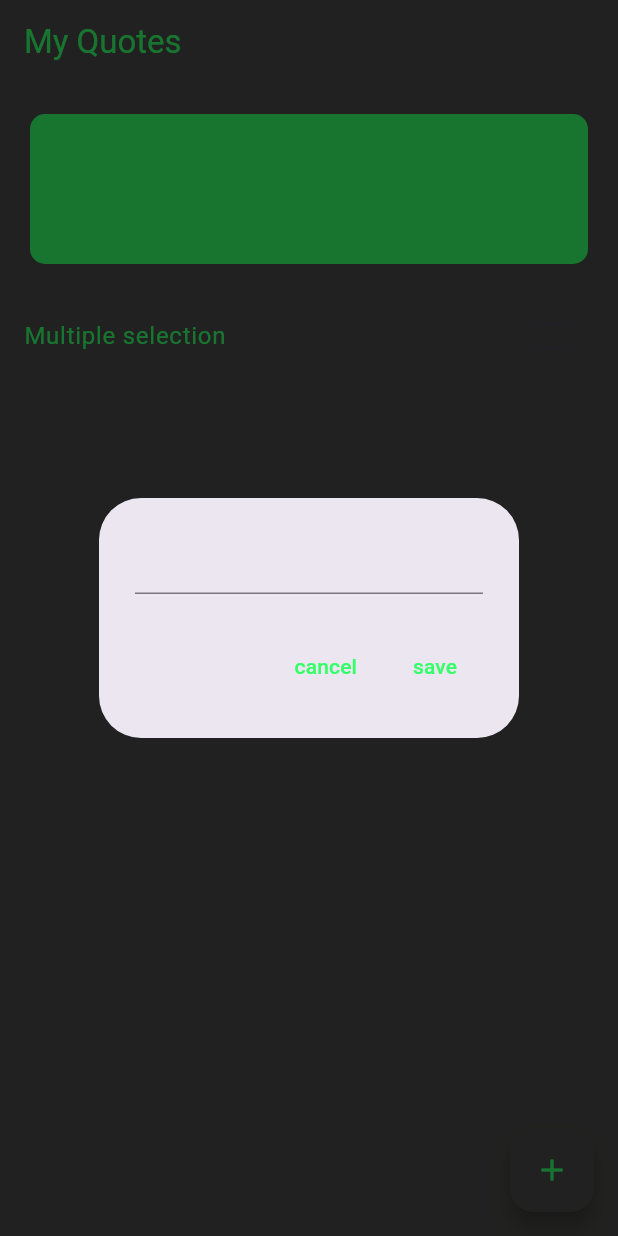
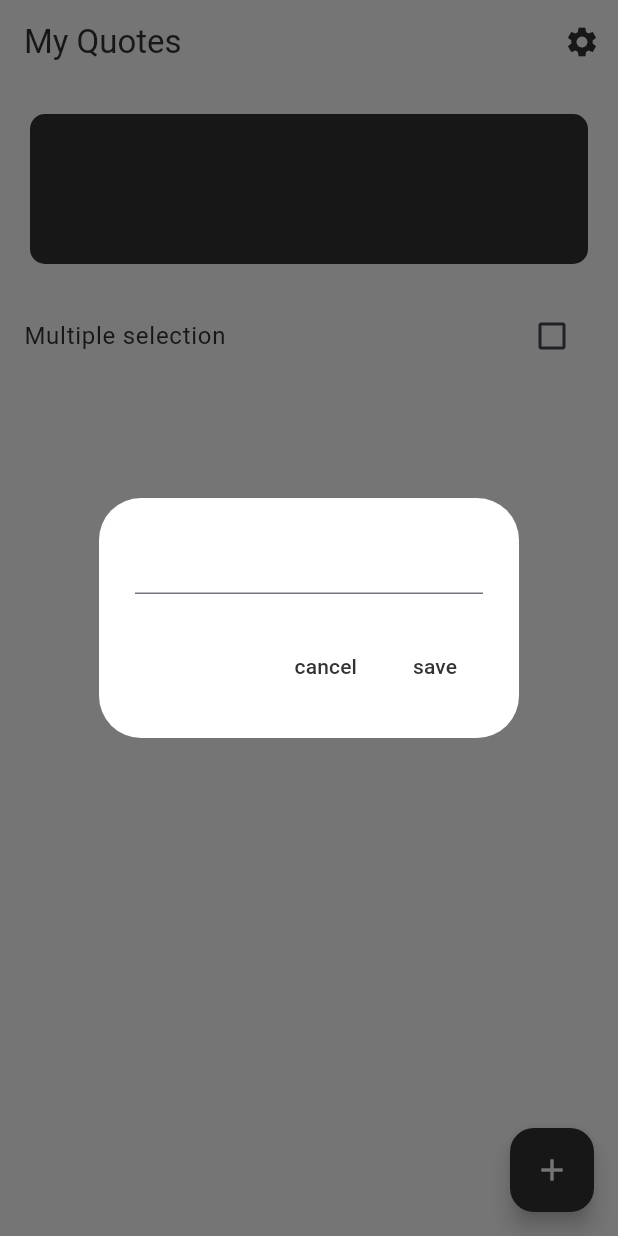
Before and after one commit to hazemxiii/home_quote, a Flutter app: the screen it shows after launch, after a tap on the "add" icon, on a phone screen of 412 x 824 dp. Run offline on Flutter 3.47's test engine with Material 3 defaults, Android fonts, the phone set to English and light mode, and no system bars; our stand-ins replace shared_preferences; missing offline and left inert: home_widget.

Commit message:
colors done

```diff
--- a/lib/global.dart
+++ b/lib/global.dart
@@ -1,23 +1,77 @@
 import 'dart:convert';
+import 'dart:io';
 import 'dart:math';
 import 'package:flutter/material.dart';
-// import 'package:provider/provider.dart';
 import 'package:shared_preferences/shared_preferences.dart';
 import 'package:home_widget/home_widget.dart';
-// import "quotes_prefs.dart";
 
 class MyColors extends ChangeNotifier {
-  Color textColor = const Color.fromRGBO(73, 73, 71, 1);
-  Color color = const Color.fromRGBO(53, 255, 105, 1);
+  Color textColor = const Color.fromRGBO(255, 255, 255, 1);
+  Color color = const Color.fromRGBO(50, 50, 50, 1);
 
-  void setTextColor(Color c) {
-    textColor = c;
+  void loadColors() async {
+    SharedPreferences prefs = await SharedPreferences.getInstance();
+    if (!prefs.containsKey("color")) {
+      prefs.setString("color", getHex(color));
+    }
+    if (!prefs.containsKey("textColor")) {
+      prefs.setString("textColor", getHex(textColor));
+    }
+
+    textColor = parseColorFromHex(prefs.getString("textColor")!);
+    color = parseColorFromHex(prefs.getString("color")!);
+
     notifyListeners();
   }
 
-  void setColor(Color c) {
+  void setTextColor(Color c) async {
+    SharedPreferences prefs = await SharedPreferences.getInstance();
+    textColor = c;
+    prefs.setString("textColor", getHex(textColor));
+    notifyListeners();
+  }
+
+  void setColor(Color c) async {
+    SharedPreferences prefs = await SharedPreferences.getInstance();
     color = c;
+    prefs.setString("color", getHex(color));
     notifyListeners();
+  }
+
+  String getHex(Color c) {
+    String hex = c.toString();
+    hex = hex.substring(hex.indexOf("x") + 3, hex.length - 1);
+    return hex;
+  }
+
+  Color parseColorFromHex(String hex) {
+    int r = colorFromChannel(hex.substring(0, 2));
+    int g = colorFromChannel(hex.substring(2, 4));
+    int b = colorFromChannel(hex.substring(4, 6));
+
+    return Color.fromRGBO(r, g, b, 1);
+  }
+
+  int colorFromChannel(String channel) {
+    channel = channel.toLowerCase();
+    Map hex = {"a": 10, "b": 11, "c": 12, "d": 13, "e": 14, "f": 15};
+
+    int left;
+    int right;
+
+    try {
+      left = int.parse(channel[0]);
+    } catch (e) {
+      left = hex[channel[0]];
+    }
+
+    try {
+      right = int.parse(channel[1]);
+    } catch (e) {
+      right = hex[channel[1]];
+    }
+
+    return left * 16 + right;
   }
 
   Color get getTextC => textColor;
@@ -93,6 +147,11 @@
     quotes.remove(id);
     SharedPreferences prefs = await SharedPreferences.getInstance();
     prefs.setString("quotes", jsonEncode(quotes));
+
+    selectQuote(id);
+
+    changeVisible();
+
     notifyListeners();
   }
 
@@ -126,12 +185,16 @@
     prefs.setString("visible", visible);
 
     notifyListeners();
-
-    HomeWidget.saveWidgetData("visible", visible);
-
-    HomeWidget.updateWidget(
-      qualifiedAndroidName: 'com.example.home_quote.NewAppWidget',
-    );
+    try {
+      if (!Platform.isWindows) {
+        HomeWidget.saveWidgetData("visible", visible);
+        HomeWidget.updateWidget(
+          qualifiedAndroidName: 'com.example.home_quote.NewAppWidget',
+        );
+      }
+    } catch (e) {
+      print(e);
+    }
   }
 
   void clearSelection() async {
--- a/lib/main.dart
+++ b/lib/main.dart
@@ -1,5 +1,6 @@
 // import 'dart:convert';
 import "package:flutter/material.dart";
+import 'package:home_quote/settings.dart';
 import 'global.dart';
 import 'package:provider/provider.dart';
 // import "quotes_prefs.dart";
@@ -38,6 +39,7 @@
 
   @override
   Widget build(BuildContext context) {
+    Provider.of<MyColors>(context, listen: false).loadColors();
     return Consumer<MyColors>(builder: (context, clrs, child) {
       return FutureBuilder(
           future:
@@ -50,8 +52,8 @@
             }
             return Scaffold(
                 floatingActionButton: FloatingActionButton(
-                    foregroundColor: clrs.getColorC,
-                    backgroundColor: clrs.getTextC,
+                    backgroundColor: clrs.getColorC,
+                    foregroundColor: clrs.getTextC,
                     child: const Icon(Icons.add),
                     onPressed: () {
                       showDialog(
@@ -65,6 +67,15 @@
                   title: const Text("My Quotes"),
                   backgroundColor: clrs.getTextC,
                   foregroundColor: clrs.getColorC,
+                  actions: [
+                    IconButton(
+                        onPressed: () {
+                          Navigator.of(context).push(MaterialPageRoute(
+                              builder: (context) =>
+                                  const SettingsPageWidget()));
+                        },
+                        icon: const Icon(Icons.settings))
+                  ],
                 ),
                 body: Column(
                   children: [
@@ -209,7 +220,9 @@
           UnderlineInputBorder(borderSide: BorderSide(color: clrs.getColorC!));
 
       return AlertDialog(
+        backgroundColor: clrs.getTextC,
         content: TextField(
+            cursorColor: clrs.getColorC,
             controller: textEditingController,
             style: TextStyle(color: clrs.getColorC),
             decoration: InputDecoration(focusedBorder: border, border: border)),
```
Also changed, not shown: lib/settings.dart (added, +166 -0 lines), 3 other files.
